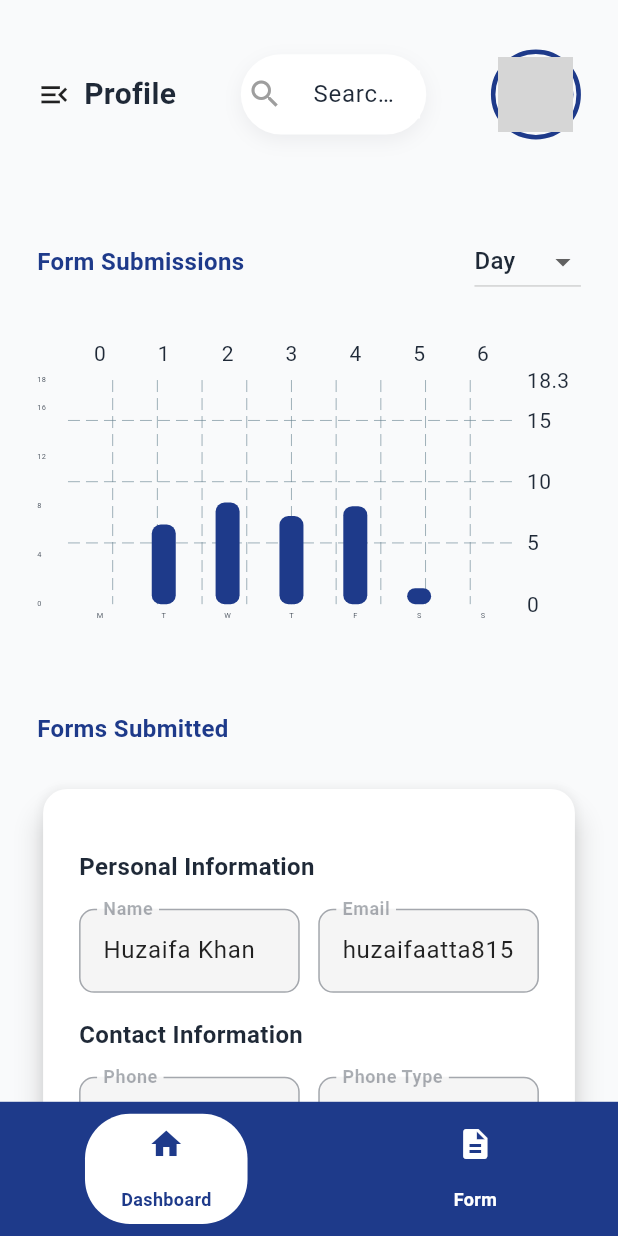
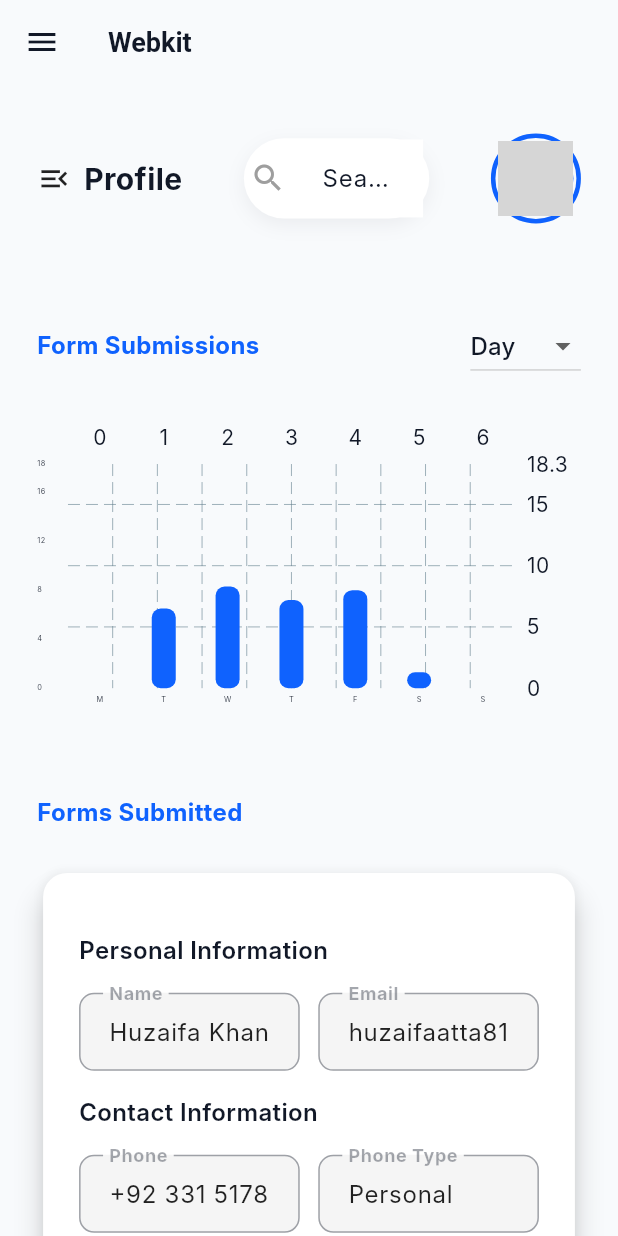
Before and after one commit to huzaifa-huzzi/Project_Lead, a Flutter app: the DashboardScreen screen opened by its route, on a phone screen of 412 x 824 dp. Run offline on Flutter 3.47's test engine with Material 3 defaults, Android fonts, the phone set to English and light mode, and no system bars; drawn by our look-alikes of fl_chart; our stand-ins replace flutter_feather_icons, get, intl_phone_field, loading_indicator; Roboto replaces fonts that are missing (Inter); grey boxes are pictures that could not be loaded.

Commit message:
Changes the color Theme of the web and made full working dashboard screen

```diff
--- a/lib/Resources/Colors/Colors.dart
+++ b/lib/Resources/Colors/Colors.dart
@@ -1,15 +1,14 @@
 import 'package:flutter/material.dart';
 
-
 class AppColors {
-
-  static const Color primaryColor = Color(0xFF1E3A8A);
-  static const Color secondaryColor = Color(0xFF3B82F6);
-  static const Color backgroundColor = Color(0xFFF9FAFB);
-  static const Color lightGrey = Color(0xFFF3F4F6);
-  static const Color textColor = 	Color(0xFF1F2937);
-  static const Color errorColor = 	Color(0xFFEF4444);
-  static const Color successColor = 	Color(0xFF10B981);
-  static const Color surfaceColor = Color(0xFFFFFFFF);
-
+  static const Color primaryColor = Color(0xFF0F62FE);
+  static const Color secondaryColor = Color(0xFF2979FF);
+  static const Color backgroundColor = Color(0xFFF8FAFC);     // Light background
+  static const Color surfaceColor = Color(0xFFFFFFFF);        // Card surface
+  static const Color lightGrey = Color(0xFFE5E7EB);           // Border/Sidebar BG
+  static const Color textColor = Color(0xFF111827);           // Text dark
+  static const Color errorColor = Color(0xFFDC2626);          // Error red
+  static const Color successColor = Color(0xFF16A34A);        // Success green
+  static const Color warningColor = Color(0xFFFEF3C7);        // Warning yellow
+  static const Color borderColor = Color(0xFFD1D5DB);         // Light border
 }
--- a/lib/Resources/Theme/Themes.dart
+++ b/lib/Resources/Theme/Themes.dart
@@ -5,11 +5,11 @@ final ThemeData lightTheme = ThemeData(
   brightness: Brightness.light,
   useMaterial3: true,
   scaffoldBackgroundColor: AppColors.backgroundColor,
+  fontFamily: 'Inter',
   colorScheme: ColorScheme.light(
     primary: AppColors.primaryColor,
     onPrimary: Colors.white,
     secondary: AppColors.secondaryColor,
-    onSecondary: Colors.white,
     background: AppColors.backgroundColor,
     onBackground: AppColors.textColor,
     surface: AppColors.surfaceColor,
@@ -17,23 +17,23 @@ final ThemeData lightTheme = ThemeData(
     error: AppColors.errorColor,
     onError: Colors.white,
   ),
-  textTheme: TextTheme(
-    bodyLarge: TextStyle(color: AppColors.textColor),
-    bodyMedium: TextStyle(color: AppColors.textColor),
-    labelLarge: TextStyle(color: AppColors.primaryColor),
-  ),
-  elevatedButtonTheme: ElevatedButtonThemeData(
-    style: ElevatedButton.styleFrom(
-      backgroundColor: AppColors.primaryColor,
-      foregroundColor: Colors.white,
+  appBarTheme: const AppBarTheme(
+    backgroundColor: Colors.white,
+    elevation: 0,
+    iconTheme: IconThemeData(color: AppColors.textColor),
+    titleTextStyle: TextStyle(
+      color: AppColors.textColor,
+      fontSize: 18,
+      fontWeight: FontWeight.bold,
     ),
   ),
   inputDecorationTheme: InputDecorationTheme(
     filled: true,
     fillColor: Colors.white,
+    contentPadding: EdgeInsets.symmetric(horizontal: 16, vertical: 14),
     border: OutlineInputBorder(
       borderRadius: BorderRadius.circular(12),
-      borderSide: BorderSide(color: AppColors.lightGrey),
+      borderSide: BorderSide(color: AppColors.borderColor),
     ),
   ),
 );
--- a/lib/View/Dashboard/DashboardScreen.dart
+++ b/lib/View/Dashboard/DashboardScreen.dart
@@ -14,44 +14,36 @@ class DashboardScreen extends StatefulWidget {
 class _DashboardScreenState extends State<DashboardScreen> {
   int _selectedIndex = 0;
 
-  /// Screens
   final List<Widget> _screens = [
     HomeScreen(),
     FormFilling(),
   ];
 
-  /// Navbar data
   final List<Map<String, dynamic>> menuItems = [
     {'icon': Icons.home, 'label': 'Dashboard'},
     {'icon': Icons.description, 'label': 'Form'},
   ];
 
-  @override
-  Widget build(BuildContext context) {
-    final bool isMobile = MediaQuery.of(context).size.width < 600;
-    SizingConfig.init(context);
-
-    return Scaffold(
-      body: Row(
-        children: [
-          /// Logo
-          if (!isMobile)
-            Container(
-              width: 200,
-              color: AppColors.primaryColor,
+  Widget buildSidebar(bool isDrawer, BuildContext context) {
+    return Container(
+      width: isDrawer ? SizingConfig.width(0.6) : SizingConfig.width(0.18),
+      color: AppColors.backgroundColor,
       child: Column(
         crossAxisAlignment: CrossAxisAlignment.start,
         children: [
           Padding(
-                    padding: const EdgeInsets.all(24.0),
+            padding: EdgeInsets.symmetric(
+              horizontal: SizingConfig.width(0.03),
+              vertical: SizingConfig.height(0.03),
+            ),
             child: Row(
               children: [
-                        const Icon(Icons.work, color: Colors.white, size: 32),
-                        SizedBox(width: SizingConfig.width(0.02)),
+                const Icon(Icons.diamond, color: AppColors.textColor, size: 26),
+                SizedBox(width: SizingConfig.width(0.015)),
                 const Text(
-                          "Lead",
+                  "Webkit",
                   style: TextStyle(
-                            color: Colors.white,
+                    color: AppColors.textColor,
                     fontSize: 22,
                     fontWeight: FontWeight.bold,
                   ),
@@ -59,8 +51,19 @@ class _DashboardScreenState extends State<DashboardScreen> {
               ],
             ),
           ),
-                  ///  Nav for web
-                  SizedBox(height: SizingConfig.height(0.02)),
+          Padding(
+            padding: EdgeInsets.symmetric(horizontal: SizingConfig.width(0.03)),
+            child: const Text(
+              "DASHBOARD",
+              style: TextStyle(
+                color: AppColors.textColor,
+                fontSize: 12,
+                fontWeight: FontWeight.bold,
+                letterSpacing: 1.2,
+              ),
+            ),
+          ),
+          SizedBox(height: SizingConfig.height(0.01)),
           ...List.generate(menuItems.length, (index) {
             final isSelected = _selectedIndex == index;
             return GestureDetector(
@@ -68,28 +71,46 @@ class _DashboardScreenState extends State<DashboardScreen> {
                 setState(() {
                   _selectedIndex = index;
                 });
+                if (isDrawer) Navigator.pop(context); // close drawer
               },
               child: Container(
-                        margin: const EdgeInsets.symmetric(horizontal: 16, vertical: 8),
-                        padding: const EdgeInsets.symmetric(horizontal: 16, vertical: 12),
+                margin: EdgeInsets.symmetric(
+                  horizontal: SizingConfig.width(0.02),
+                  vertical: SizingConfig.height(0.01),
+                ),
+                padding: EdgeInsets.symmetric(
+                  horizontal: SizingConfig.width(0.03),
+                  vertical: SizingConfig.height(0.018),
+                ),
                 decoration: BoxDecoration(
-                          color: isSelected ? Colors.white : Colors.transparent,
-                          borderRadius: BorderRadius.circular(30),
+                  color: isSelected
+                      ? AppColors.secondaryColor.withOpacity(0.15)
+                      : Colors.transparent,
+                  borderRadius: BorderRadius.circular(40),
                 ),
                 child: Row(
                   children: [
                     Icon(
                       menuItems[index]['icon'],
-                              color: isSelected ? AppColors.primaryColor : Colors.white,
+                      size: 20,
+                      color: isSelected
+                          ? AppColors.primaryColor
+                          : AppColors.textColor,
                     ),
-                            SizedBox(width: SizingConfig.width(0.02)),
-                            Text(
+                    SizedBox(width: SizingConfig.width(0.015)),
+                    Flexible(
+                      child: Text(
                         menuItems[index]['label'],
+                        overflow: TextOverflow.ellipsis,
                         style: TextStyle(
-                                color: isSelected ? AppColors.primaryColor : Colors.white,
+                          color: isSelected
+                              ? AppColors.primaryColor
+                              : AppColors.textColor,
                           fontWeight: FontWeight.w600,
+                          fontSize: 14,
                         ),
-                            )
+                      ),
+                    ),
                   ],
                 ),
               ),
@@ -97,56 +118,42 @@ class _DashboardScreenState extends State<DashboardScreen> {
           }),
         ],
       ),
+    );
+  }
+
+  @override
+  Widget build(BuildContext context) {
+    final double screenWidth = MediaQuery.of(context).size.width;
+    final bool isMobile = screenWidth < 600;
+    final bool isTablet = screenWidth >= 600 && screenWidth < 1024;
+    final bool showDrawer = isMobile || isTablet;
+
+    SizingConfig.init(context);
+
+    return Scaffold(
+      appBar: showDrawer
+          ? AppBar(
+        backgroundColor: AppColors.backgroundColor,
+        elevation: 0,
+        title: const Text("Webkit",
+            style: TextStyle(color: AppColors.textColor)),
+        leading: Builder(
+          builder: (context) => IconButton(
+            icon: const Icon(Icons.menu, color: AppColors.textColor),
+            onPressed: () => Scaffold.of(context).openDrawer(),
           ),
+        ),
+      )
+          : null,
+
+      drawer: showDrawer ? Drawer(child: SafeArea(child: buildSidebar(true, context))) : null,
+
+      body: Row(
+        children: [
+          if (!showDrawer) buildSidebar(false, context),
           Expanded(child: _screens[_selectedIndex]),
         ],
       ),
-
-      ///  Nav for Mobile
-      bottomNavigationBar: isMobile
-          ? Container(
-        color: AppColors.primaryColor,
-        padding: const EdgeInsets.symmetric(vertical: 8),
-        child: Row(
-          mainAxisAlignment: MainAxisAlignment.spaceAround,
-          children: List.generate(menuItems.length, (index) {
-            final isSelected = _selectedIndex == index;
-            return GestureDetector(
-              onTap: () {
-                setState(() {
-                  _selectedIndex = index;
-                });
-              },
-              child: Container(
-                padding: const EdgeInsets.symmetric(horizontal: 24, vertical: 8),
-                decoration: BoxDecoration(
-                  color: isSelected ? Colors.white : Colors.transparent,
-                  borderRadius: BorderRadius.circular(30),
-                ),
-                child: Column(
-                  mainAxisSize: MainAxisSize.min,
-                  children: [
-                    Icon(
-                      menuItems[index]['icon'],
-                      color: isSelected ? AppColors.primaryColor : Colors.white,
-                    ),
-                     SizedBox(height: SizingConfig.height(0.02) ),
-                    Text(
-                      menuItems[index]['label'],
-                      style: TextStyle(
-                        fontSize: 12,
-                        fontWeight: FontWeight.w600,
-                        color: isSelected ? AppColors.primaryColor : Colors.white,
-                      ),
-                    ),
-                  ],
-                ),
-              ),
-            );
-          }),
-        ),
-      )
-          : null,
     );
   }
 }
--- a/pubspec.yaml
+++ b/pubspec.yaml
@@ -64,7 +64,7 @@ flutter:
 
   # To add assets to your application, add an assets section, like this:
   assets:
-   - Assets/images/
+    - Assets/images/
 
 
   # An image asset can refer to one or more resolution-specific "variants", see
```
Lines whose indentation alone changed are shown as unchanged.
